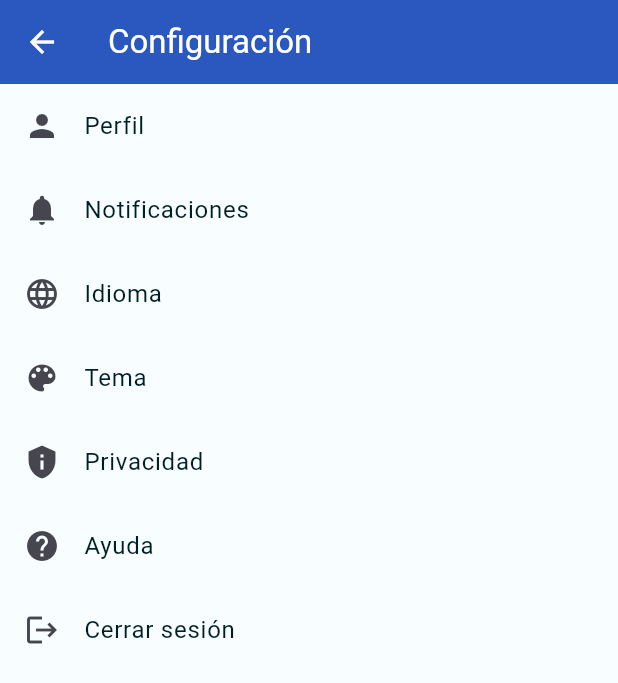
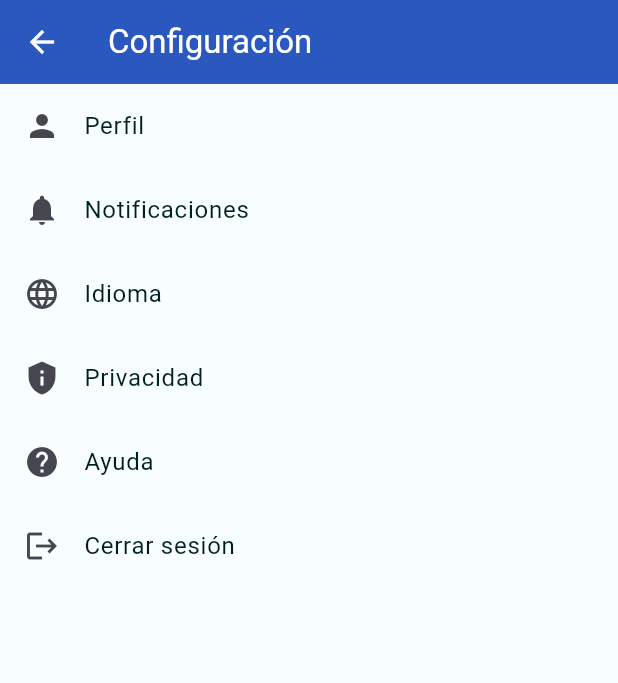
Before and after one commit to arrtttt/MindWellApp, a Flutter app: the SettingsScreen screen opened by its route, on a phone screen of 412 x 824 dp. Shown: the top 683 px of the screen. Run offline on Flutter 3.47's test engine with Material 3 defaults, Android fonts, the phone set to English and light mode, and no system bars.

Commit message:
add routs and files of setting's screens

```diff
--- a/lib/routes/app_routes.dart
+++ b/lib/routes/app_routes.dart
@@ -6,6 +6,10 @@ import 'package:mindwell/screens/profile_screen.dart';
 import 'package:mindwell/screens/psico_avalible_screen.dart';
 import 'package:mindwell/screens/psico_profile_screen.dart';
 import 'package:mindwell/screens/register/register_screen.dart';
+import 'package:mindwell/screens/setting/help_settings_screen.dart';
+import 'package:mindwell/screens/setting/language_settings_screen.dart';
+import 'package:mindwell/screens/setting/notification_settings_screen.dart';
+import 'package:mindwell/screens/setting/privacy_settings_screen.dart';
 import 'package:mindwell/screens/settings_screen.dart';
 
 Map<String, WidgetBuilder> appRoutes = {
@@ -17,4 +21,10 @@ Map<String, WidgetBuilder> appRoutes = {
   '/register': (BuildContext context) => const RegisterScreen(),
   '/psicoList': (BuildContext context) => const PsicoAvalibleScreen(),
   '/information': (BuildContext context) => const InformationPage(),
+  '/notification_settings': (BuildContext context) =>
+      const NotificacionSettingsScreen(),
+  '/language_settings': (BuildContext context) =>
+      const LanguageSettingsScreen(),
+  '/privacy_settings': (BuildContext context) => const PrivacySettingsScreen(),
+  '/help': (BuildContext context) => const HelpSettingsScreen(),
 };
--- a/lib/routes/routes.dart
+++ b/lib/routes/routes.dart
@@ -17,4 +17,8 @@ class Routes {
   static const String chatRoomListUser = '/chatRoomListUser';
   static const String psicoList = '/psicoList';
   static const String information = '/information';
+  static const String notificationSettings = '/notification_settings';
+  static const String languageSettings = '/language_settings';
+  static const String privacySettings = '/privacy_settings';
+  static const String help = '/help';
 }
--- a/lib/screens/profile_screen.dart
+++ b/lib/screens/profile_screen.dart
@@ -11,9 +11,7 @@ class ProfileScreen extends StatelessWidget {
           title: const Text('Mi perfil'),
           actions: [
             IconButton(
-              onPressed: () {
-                Navigator.pushNamed(context, '/settings');
-              },
+              onPressed: () {},
               icon: const Icon(Icons.edit),
             )
           ],
--- a/lib/screens/settings_screen.dart
+++ b/lib/screens/settings_screen.dart
@@ -20,25 +20,33 @@ class SettingsScreen extends StatelessWidget {
                   Navigator.pushNamed(context, '/profile');
                 },
               ),
-              const ListTile(
-                title: Text('Notificaciones'),
-                leading: Icon(Icons.notifications),
+              ListTile(
+                title: const Text('Notificaciones'),
+                leading: const Icon(Icons.notifications),
+                onTap: () {
+                  Navigator.pushNamed(context, '/notification_settings');
+                },
               ),
-              const ListTile(
-                title: Text('Idioma'),
-                leading: Icon(Icons.language),
+              ListTile(
+                title: const Text('Idioma'),
+                leading: const Icon(Icons.language),
+                onTap: () {
+                  Navigator.pushNamed(context, '/language_settings');
+                },
               ),
-              const ListTile(
-                title: Text('Tema'),
-                leading: Icon(Icons.color_lens),
+              ListTile(
+                title: const Text('Privacidad'),
+                leading: const Icon(Icons.privacy_tip),
+                onTap: () {
+                  Navigator.pushNamed(context, '/privacy_settings');
+                },
               ),
-              const ListTile(
-                title: Text('Privacidad'),
-                leading: Icon(Icons.privacy_tip),
-              ),
-              const ListTile(
-                title: Text('Ayuda'),
-                leading: Icon(Icons.help),
+              ListTile(
+                title: const Text('Ayuda'),
+                leading: const Icon(Icons.help),
+                onTap: () {
+                  Navigator.pushNamed(context, '/help');
+                },
               ),
               const ListTile(
                 title: Text('Cerrar sesión'),
```
Also changed, not shown: lib/screens/setting/help_settings_screen.dart (added, +34 -0 lines), lib/screens/setting/language_settings_screen.dart (added, +55 -0 lines), lib/screens/setting/notification_settings_screen.dart (added, +38 -0 lines), lib/screens/setting/privacy_settings_screen.dart (added, +38 -0 lines).
